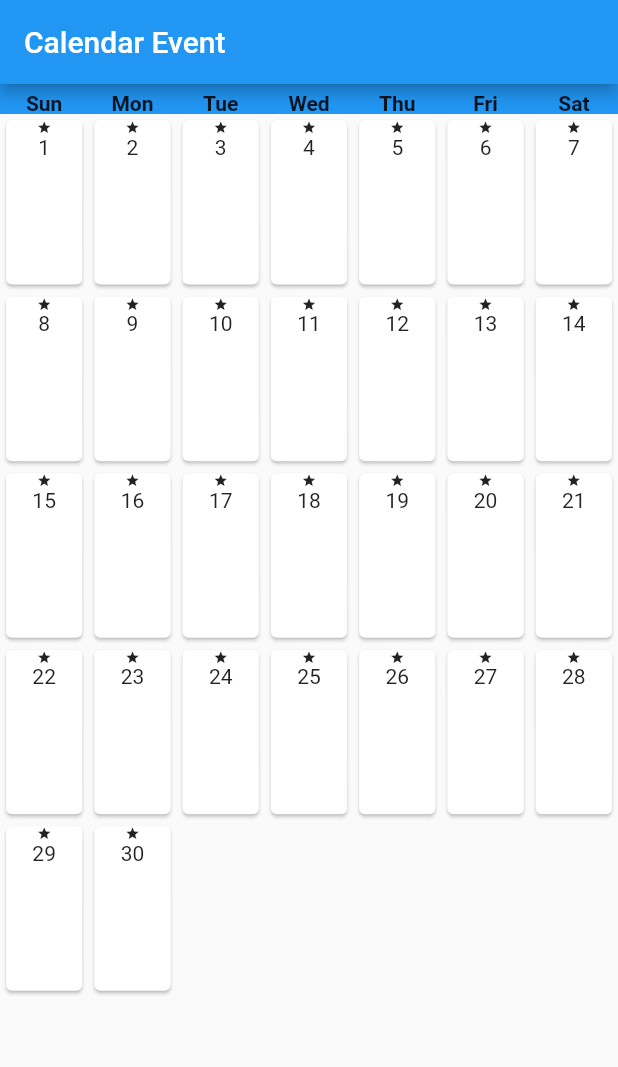
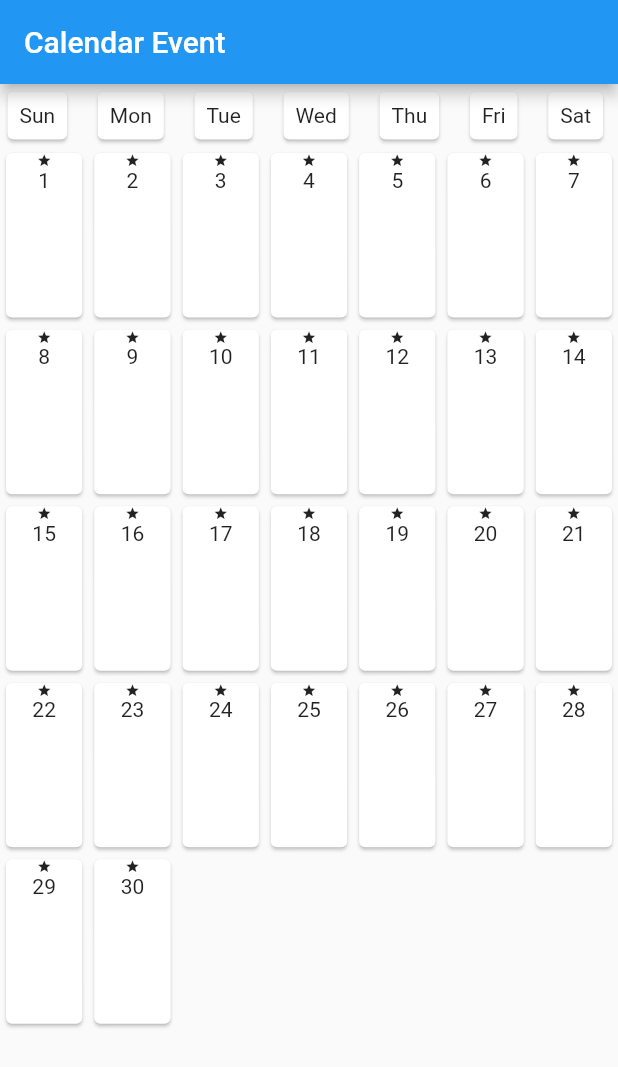
Before and after one commit to Ezhilarasan18/Flutter-upskill, a Flutter app: the screen it shows after launch, on a phone screen of 412 x 824 dp. Shown: the top 1067 px of the screen. Run offline on Flutter 3.47's test engine with Material 2 defaults, Android fonts, the phone set to English and light mode, and no system bars; our stand-ins replace flutter_bloc, syncfusion_flutter_calendar.

Commit message:
function moved to const

```diff
--- a/lib/interimeventnew/customcal.dart
+++ b/lib/interimeventnew/customcal.dart
@@ -3,68 +3,65 @@ import 'package:evaluation_one/interimeventnew/customaddevent.dart';
 import 'package:flutter_bloc/flutter_bloc.dart';
 import 'package:evaluation_one/interimeventnew/customeventbloc.dart';
 import 'package:evaluation_one/utils/string.dart';
+import 'package:evaluation_one/utils/const.dart';
 
 class CustomCal extends StatelessWidget {
-  CustomCal({super.key});
+  const CustomCal({super.key});
 
-  String truncateText(String text) {
-    int maxLength = 5;
-    if (text.length <= maxLength) {
-      return text;
-    } else {
-      return '${text.substring(0, maxLength)}...';
-    }
-  }
-
-  timeConvert(dynamic text) {
-    if (text.isNotEmpty) {
-      String timeString = text.toString();
-      String extractedValue = timeString.split('(')[1].split(')')[0];
-      return extractedValue;
-    }
-  }
-
-
-  final List<String> items=['Sun', 'Mon', 'Tue', 'Wed', 'Thu', 'Fri', 'Sat'];
   @override
   Widget build(BuildContext context) {
     final CustomEventBloc eventBloc = BlocProvider.of<CustomEventBloc>(context);
     return Scaffold(
       appBar: AppBar(title: const Text(calendarEvent)),
-        body:
-        Column(
+      body: Column(
         children: [
-              Container(
-                height: 20,
-                color: Colors.blue,
-                child: GridView.builder(
-                gridDelegate: const SliverGridDelegateWithFixedCrossAxisCount(
-                  crossAxisCount: 7,
+          // Container(
+          //   height: 20,
+          //   color: Colors.blue,
+          //   child: GridView.builder(
+          //     gridDelegate: const SliverGridDelegateWithFixedCrossAxisCount(
+          //       crossAxisCount: 7,
+          //     ),
+          //     itemCount: items.length,
+          //     itemBuilder: (context, index) {
+          //       return Column(
+          //         crossAxisAlignment: CrossAxisAlignment.center,
+          //         children: [
+          //           Padding(
+          //             padding: const EdgeInsets.all(5.0),
+          //             child: Text(
+          //               items[index],
+          //               style: const TextStyle(fontWeight: FontWeight.bold),
+          //             ),
+          //           ),
+          //         ],
+          //       );
+          //     },
+          //   ),
+          // ),
+          Padding(
+          padding: const EdgeInsets.all(1.0),
+          child: Row(
+            mainAxisAlignment: MainAxisAlignment.spaceBetween,
+            children: [
+              for (String cardText in items)
+                Padding(
+                  padding: const EdgeInsets.only(right: 5.0),
+                  child: Card(
+                    child: Padding(
+                      padding: const EdgeInsets.all(8),
+                      child: Text(cardText),
                     ),
-                itemCount: items.length,
-                itemBuilder: (context, index) {
-                  return Column(
-                    crossAxisAlignment: CrossAxisAlignment.center,
-                    children: [
-                      Padding(
-                        padding: const EdgeInsets.all(5.0),
-                        child: Text(
-                          items[index],
-                          style: const TextStyle(fontWeight: FontWeight.bold),
                   ),
                 ),
             ],
-                  );
-                },
           ),
         ),
           Flexible(
             child: BlocBuilder<CustomEventBloc, CustomState>(
               builder: (context, state) {
                 return GridView.builder(
-
-                    gridDelegate:
-                        const SliverGridDelegateWithFixedCrossAxisCount(
+                  gridDelegate: const SliverGridDelegateWithFixedCrossAxisCount(
                     crossAxisCount: 7,
                     childAspectRatio: 0.5,
                   ),
@@ -82,26 +79,23 @@ class CustomCal extends StatelessWidget {
                           child: Card(
                             child: Column(
                               children: [
-                                  if(eventBloc.listData[index].isTrue==true)
-                                  const Icon(Icons.star,size: 10,),
+                                if (eventBloc.listData[index].isTrue == true)
+                                  const Icon(
+                                    Icons.star,
+                                    size: 10,
+                                  ),
                                 Text(
-                                              (eventBloc
-                                                  .listData[index].eventdate
+                                  (eventBloc.listData[index].eventdate
                                       .toString()),
                                 ),
                                 Text(
-                                              eventBloc
-                                                  .listData[index].name,
-                                              style: const TextStyle(
-                                                  color: Colors.blue),
+                                  eventBloc.listData[index].name,
+                                  style: const TextStyle(color: Colors.blue),
                                 ),
-                                            if (eventBloc.listData[index].time
-                                                .isNotEmpty)
+                                if (eventBloc.listData[index].time.isNotEmpty)
                                   Text(
-                                             timeConvert(eventBloc
-                                                    .listData[index].time),
-                                                style: const TextStyle(
-                                                    color: Colors.blue),
+                                    timeConvert(eventBloc.listData[index].time),
+                                    style: const TextStyle(color: Colors.blue),
                                   )
                               ],
                             ),
@@ -116,5 +110,4 @@ class CustomCal extends StatelessWidget {
       ),
     );
   }
-
 }
--- a/lib/main.dart
+++ b/lib/main.dart
@@ -17,11 +17,16 @@ class MyApp extends StatelessWidget {
           create: (context) => CustomEventBloc(),
         ),
       ],
-      child:  MaterialApp(
+      child: const MaterialApp(
         debugShowCheckedModeBanner: false,
         title: 'Calendar and Events',
         home: CustomCal(),
       ),
     );
+    // return MaterialApp(
+    //   home: BlocProvider(create: (context)=>CustomEventBloc(),
+    //   child: const CustomCal(),
+    //   ),
+    // );
   }
 }
--- a/lib/utils/const.dart
+++ b/lib/utils/const.dart
@@ -1,4 +1,22 @@
-const cloth='Clothes';
-const electronics='Electronics';
-const vegetable='Vegetables';
-const apiurl='https://64da15aee947d30a260abe9f.mockapi.io/users';
+const cloth = 'Clothes';
+const electronics = 'Electronics';
+const vegetable = 'Vegetables';
+const apiurl = 'https://64da15aee947d30a260abe9f.mockapi.io/users';
+final List<String> items = ['Sun', 'Mon', 'Tue', 'Wed', 'Thu', 'Fri', 'Sat'];
+
+String truncateText(String text) {
+  int maxLength = 5;
+  if (text.length <= maxLength) {
+    return text;
+  } else {
+    return '${text.substring(0, maxLength)}...';
+  }
+}
+
+timeConvert(dynamic text) {
+  if (text.isNotEmpty) {
+    String timeString = text.toString();
+    String extractedValue = timeString.split('(')[1].split(')')[0];
+    return extractedValue;
+  }
+}
```
Lines whose indentation alone changed are shown as unchanged.
